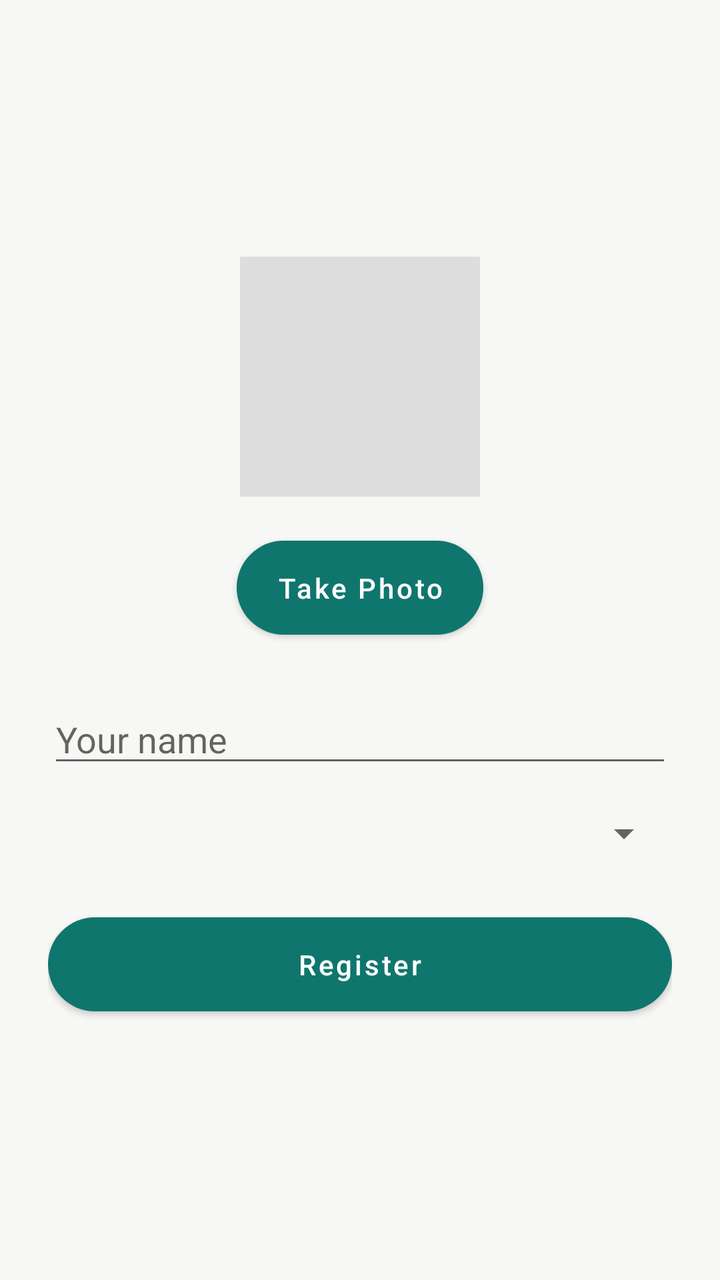
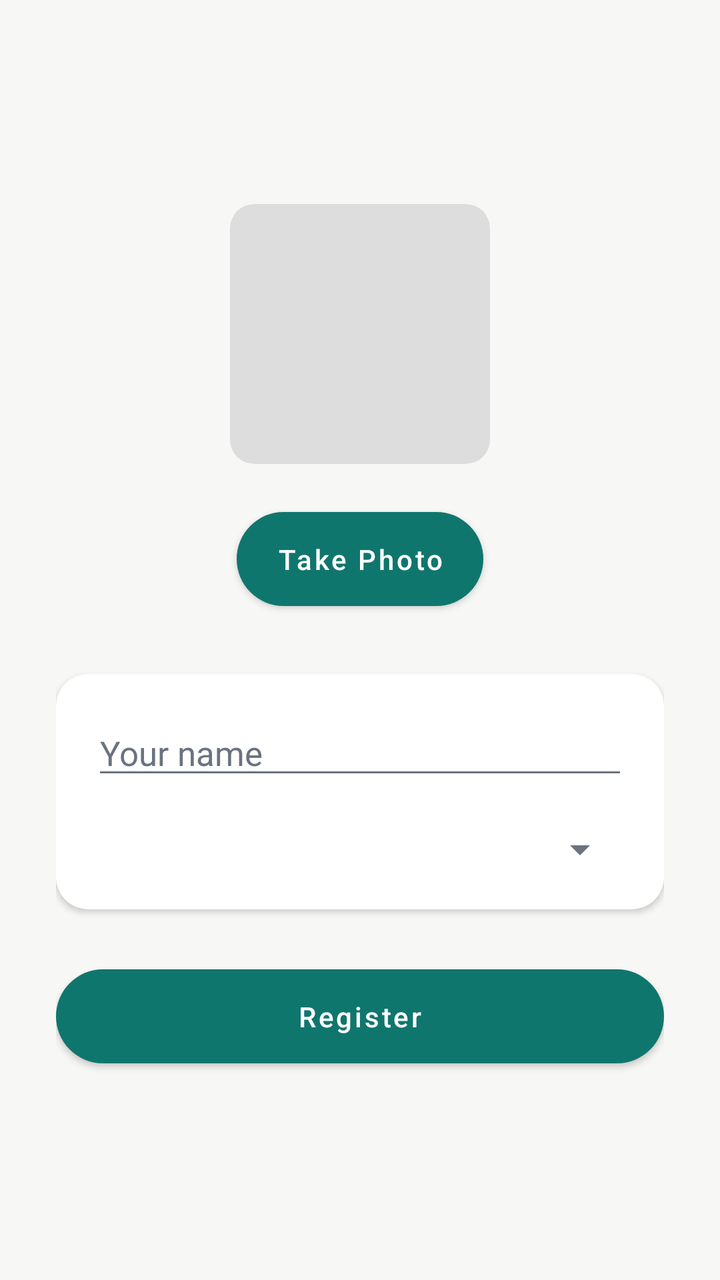

Compare the two renders of this Android layout. The source of the first and the diff that turns it into the second are given below.
<!-- AndroidManifest.xml: application theme Theme.SiteComms -->
<!-- res/layout/activity_register.xml -->
<?xml version="1.0" encoding="utf-8"?>
<LinearLayout xmlns:android="http://schemas.android.com/apk/res/android"
    android:layout_width="match_parent"
    android:layout_height="match_parent"
    android:orientation="vertical"
    android:padding="24dp"
    android:gravity="center">

    <ImageView
        android:id="@+id/photoPreview"
        android:layout_width="120dp"
        android:layout_height="120dp"
        android:layout_marginBottom="16dp"
        android:background="#DDDDDD"
        android:scaleType="centerCrop" />

    <Button
        android:id="@+id/takePhotoButton"
        android:layout_width="wrap_content"
        android:layout_height="wrap_content"
        android:text="Take Photo" />

    <EditText
        android:id="@+id/nameInput"
        android:layout_width="match_parent"
        android:layout_height="wrap_content"
        android:layout_marginTop="24dp"
        android:hint="Your name" />

    <Spinner
        android:id="@+id/languageSpinner"
        android:layout_width="match_parent"
        android:layout_height="wrap_content"
        android:layout_marginTop="16dp" />

    <Button
        android:id="@+id/registerButton"
        android:layout_width="match_parent"
        android:layout_height="wrap_content"
        android:layout_marginTop="24dp"
        android:text="Register" />

</LinearLayout>
<!-- resources referenced by this layout -->
<resources>
  <style name="Theme.SiteComms" parent="Theme.MaterialComponents.DayNight.NoActionBar">
          <item name="colorPrimary">@color/primary</item>
          <item name="colorPrimaryDark">@color/primary_dark</item>
          <item name="colorAccent">@color/accent</item>
          <item name="android:windowBackground">@color/background</item>
          <item name="materialButtonStyle">@style/Widget.SiteComms.Button</item>
          <item name="android:textColorPrimary">@color/text_primary</item>
      </style>
  <color name="primary">#0F766E</color>
  <color name="primary_dark">#0B5C56</color>
  <color name="accent">#F59E0B</color>
  <color name="background">#F7F7F5</color>
  <style name="Widget.SiteComms.Button" parent="Widget.MaterialComponents.Button">
          <item name="cornerRadius">24dp</item>
          <item name="android:textAllCaps">false</item>
          <item name="android:paddingTop">14dp</item>
          <item name="android:paddingBottom">14dp</item>
          <item name="android:paddingStart">20dp</item>
          <item name="android:paddingEnd">20dp</item>
      </style>
  <color name="text_primary">#1F2937</color>
</resources>

<!-- the commit's change to res/layout/activity_register.xml (unified diff, before → after) -->
@@ -1,17 +1,20 @@
 <?xml version="1.0" encoding="utf-8"?>
 <LinearLayout xmlns:android="http://schemas.android.com/apk/res/android"
+    xmlns:app="http://schemas.android.com/apk/res-auto"
     android:layout_width="match_parent"
     android:layout_height="match_parent"
     android:orientation="vertical"
-    android:padding="24dp"
+    android:background="@color/background"
+    android:padding="28dp"
     android:gravity="center">
 
     <ImageView
         android:id="@+id/photoPreview"
-        android:layout_width="120dp"
-        android:layout_height="120dp"
-        android:layout_marginBottom="16dp"
-        android:background="#DDDDDD"
+        android:layout_width="130dp"
+        android:layout_height="130dp"
+        android:layout_marginBottom="18dp"
+        android:background="@drawable/bg_photo_thumb"
+        android:clipToOutline="true"
         android:scaleType="centerCrop" />
 
     <Button
@@ -20,18 +23,38 @@
         android:layout_height="wrap_content"
         android:text="Take Photo" />
 
-    <EditText
-        android:id="@+id/nameInput"
+    <com.google.android.material.card.MaterialCardView
         android:layout_width="match_parent"
         android:layout_height="wrap_content"
-        android:layout_marginTop="24dp"
-        android:hint="Your name" />
+        android:layout_marginTop="28dp"
+        app:cardCornerRadius="16dp"
+        app:cardElevation="2dp"
+        app:cardBackgroundColor="@color/surface">
 
-    <Spinner
-        android:id="@+id/languageSpinner"
-        android:layout_width="match_parent"
-        android:layout_height="wrap_content"
-        android:layout_marginTop="16dp" />
+        <LinearLayout
+            android:layout_width="match_parent"
+            android:layout_height="wrap_content"
+            android:orientation="vertical"
+            android:padding="18dp">
+
+            <EditText
+                android:id="@+id/nameInput"
+                android:layout_width="match_parent"
+                android:layout_height="wrap_content"
+                android:hint="Your name"
+                android:textColor="@color/text_primary"
+                android:textColorHint="@color/text_secondary"
+                android:textSize="17sp" />
+
+            <Spinner
+                android:id="@+id/languageSpinner"
+                android:layout_width="match_parent"
+                android:layout_height="wrap_content"
+                android:layout_marginTop="18dp" />
+
+        </LinearLayout>
+
+    </com.google.android.material.card.MaterialCardView>
 
     <Button
         android:id="@+id/registerButton"
<!-- resource entries referenced after the edit -->
@@ -1,17 +1,23 @@
 <!-- resources referenced by this layout -->
 <resources>
-  <style name="Theme.SiteComms" parent="Theme.MaterialComponents.DayNight.NoActionBar">
+  <style name="Theme.SiteComms" parent="Theme.MaterialComponents.Light.NoActionBar">
           <item name="colorPrimary">@color/primary</item>
           <item name="colorPrimaryDark">@color/primary_dark</item>
           <item name="colorAccent">@color/accent</item>
           <item name="android:windowBackground">@color/background</item>
           <item name="materialButtonStyle">@style/Widget.SiteComms.Button</item>
           <item name="android:textColorPrimary">@color/text_primary</item>
+          <item name="android:textColorSecondary">@color/text_secondary</item>
+          <item name="android:textColorHint">@color/text_secondary</item>
+          <item name="colorControlNormal">@color/text_secondary</item>
+          <item name="colorControlActivated">@color/primary</item>
+          <item name="colorOnSurface">@color/text_primary</item>
       </style>
   <color name="primary">#0F766E</color>
   <color name="primary_dark">#0B5C56</color>
   <color name="accent">#F59E0B</color>
   <color name="background">#F7F7F5</color>
+  <color name="surface">#FFFFFF</color>
   <style name="Widget.SiteComms.Button" parent="Widget.MaterialComponents.Button">
           <item name="cornerRadius">24dp</item>
           <item name="android:textAllCaps">false</item>
@@ -21,5 +27,13 @@
           <item name="android:paddingEnd">20dp</item>
       </style>
   <color name="text_primary">#1F2937</color>
+  <color name="text_secondary">#6B7280</color>
+  <!-- drawable bg_photo_thumb (drawable) -->
+  <?xml version="1.0" encoding="utf-8"?>
+  <shape xmlns:android="http://schemas.android.com/apk/res/android"
+      android:shape="rectangle">
+      <solid android:color="#DDDDDD" />
+      <corners android:radius="12dp" />
+  </shape>
 </resources>
 
